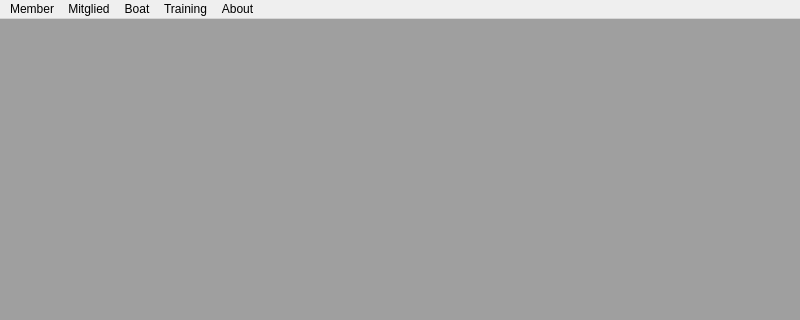
Qt form mainwin/mainwindow.ui (Barbadan-Karabadan/KayakManagementSystem) before a commit; both pictures show x 0 to 800 and y 0 to 320 of the 800 by 600 pixel window.
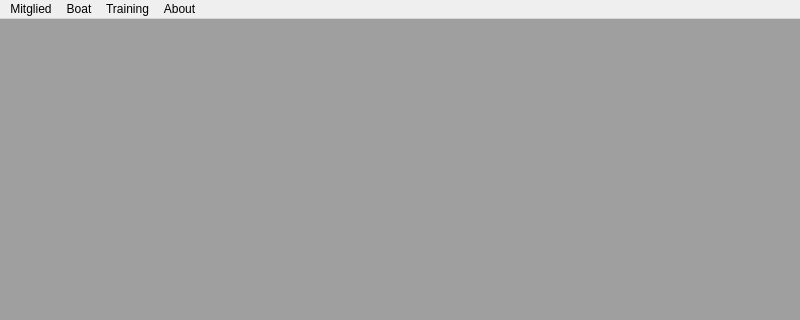
The same form after that commit. Icons and pictures are not drawn.

Commit message: Number of fixes: boat, member, db.

The edit to the form file:
```diff
--- a/mainwin/mainwindow.ui
+++ b/mainwin/mainwindow.ui
@@ -31,16 +31,9 @@
      <x>0</x>
      <y>0</y>
      <width>800</width>
-     <height>30</height>
+     <height>22</height>
     </rect>
    </property>
-   <widget class="QMenu" name="menuMember">
-    <property name="title">
-     <string>Member</string>
-    </property>
-    <addaction name="actionNewMember"/>
-    <addaction name="actionListMember"/>
-   </widget>
    <widget class="QMenu" name="menuBoat">
     <property name="title">
      <string>Boat</string>
@@ -67,7 +60,6 @@
     </property>
     <addaction name="actionAbout_Paddle_Management_System"/>
    </widget>
-   <addaction name="menuMember"/>
    <addaction name="menuMitglied"/>
    <addaction name="menuBoat"/>
    <addaction name="menuTraining"/>
```
Left out of the diff: 12 changed lines with no effect on the pictures. The commit also changes 17 other files.
